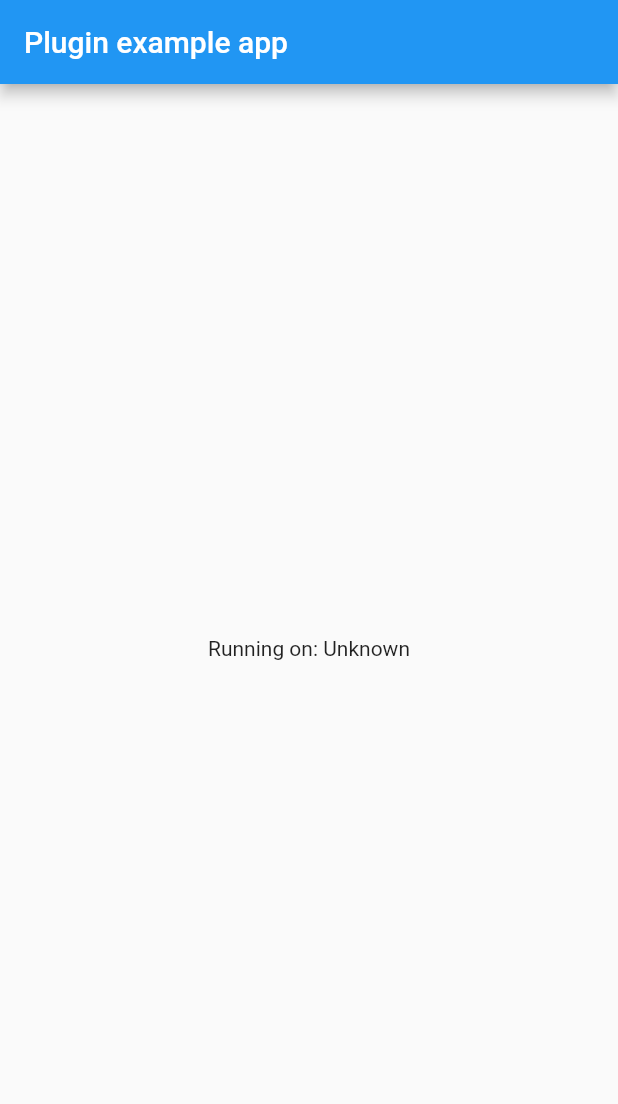
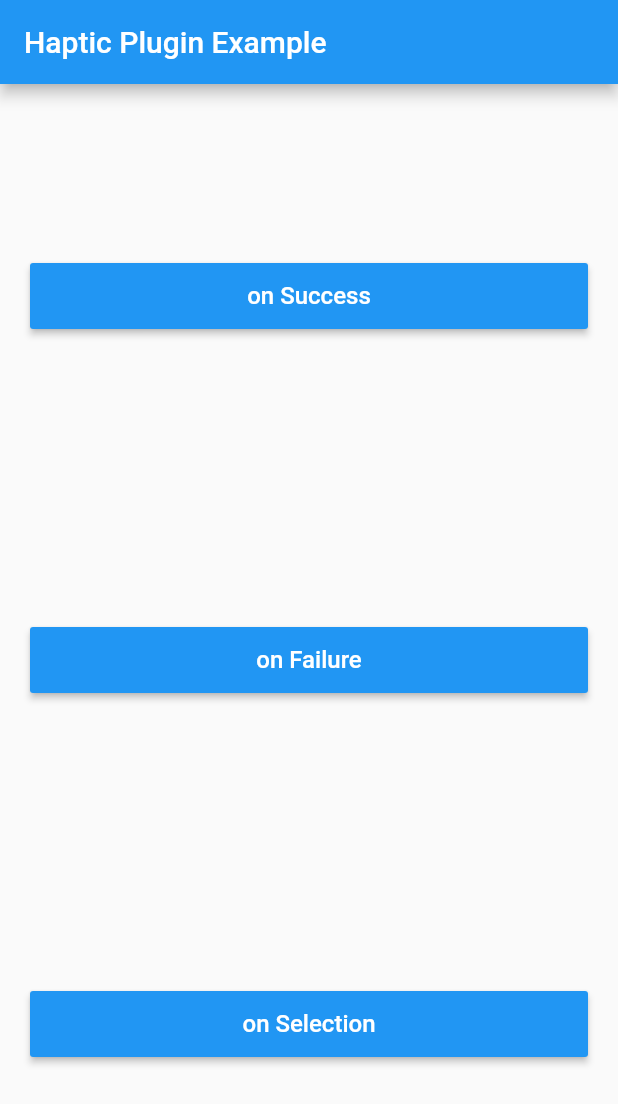
Before and after one commit to creche-studio/flutter_haptic, a Flutter app: the screen it shows after launch, on a phone screen of 412 x 824 dp. Shown: the top 1104 px of the screen. Run offline on Flutter 3.47's test engine with Material 2 defaults, Android fonts, the phone set to English and light mode, and no system bars.

Commit message:
implement MyApp in example

```diff
--- a/example/lib/main.dart
+++ b/example/lib/main.dart
@@ -1,58 +1,59 @@
 import 'package:flutter/material.dart';
-import 'dart:async';
-
-import 'package:flutter/services.dart';
-import 'package:flutter_haptic/flutter_haptic.dart';
+import 'package:flutter_haptic/haptic.dart';
 
 void main() {
   runApp(MyApp());
 }
 
-class MyApp extends StatefulWidget {
-  @override
-  _MyAppState createState() => _MyAppState();
-}
-
-class _MyAppState extends State<MyApp> {
-  String _platformVersion = 'Unknown';
-
-  @override
-  void initState() {
-    super.initState();
-    initPlatformState();
-  }
-
-  // Platform messages are asynchronous, so we initialize in an async method.
-  Future<void> initPlatformState() async {
-    String platformVersion;
-    // Platform messages may fail, so we use a try/catch PlatformException.
-    try {
-      platformVersion = await FlutterHaptic.platformVersion;
-    } on PlatformException {
-      platformVersion = 'Failed to get platform version.';
-    }
-
-    // If the widget was removed from the tree while the asynchronous platform
-    // message was in flight, we want to discard the reply rather than calling
-    // setState to update our non-existent appearance.
-    if (!mounted) return;
-
-    setState(() {
-      _platformVersion = platformVersion;
-    });
-  }
-
+class MyApp extends StatelessWidget {
   @override
   Widget build(BuildContext context) {
     return MaterialApp(
       home: Scaffold(
         appBar: AppBar(
-          title: const Text('Plugin example app'),
+          title: const Text('Haptic Plugin Example'),
         ),
-        body: Center(
-          child: Text('Running on: $_platformVersion\n'),
+        body: Padding(
+          padding: const EdgeInsets.all(20),
+          child: Column(
+            mainAxisAlignment: MainAxisAlignment.spaceAround,
+            children: [
+              _horizontallyStretchedButton(context, 'on Success', () {
+                Haptic.onSuccess();
+              }),
+              _horizontallyStretchedButton(context, 'on Failure', () {
+                Haptic.onFailure();
+              }),
+              _horizontallyStretchedButton(context, 'on Selection', () {
+                Haptic.onSelection();
+              }),
+            ],
+          ),
         ),
       ),
     );
   }
+
+  Widget _horizontallyStretchedButton(BuildContext context, String title, VoidCallback onPressed) {
+    return Row(
+      children: [
+        Expanded(
+          child: SizedBox(
+            height: 44,
+            child: MaterialButton(
+              color: Theme.of(context).primaryColor,
+              onPressed: onPressed,
+              child: Text(
+                title,
+                style: TextStyle(
+                  color: Colors.white,
+                  fontSize: 16,
+                ),
+              ),
+            ),
+          ),
+        ),
+      ],
+    );
+  }
 }
```
